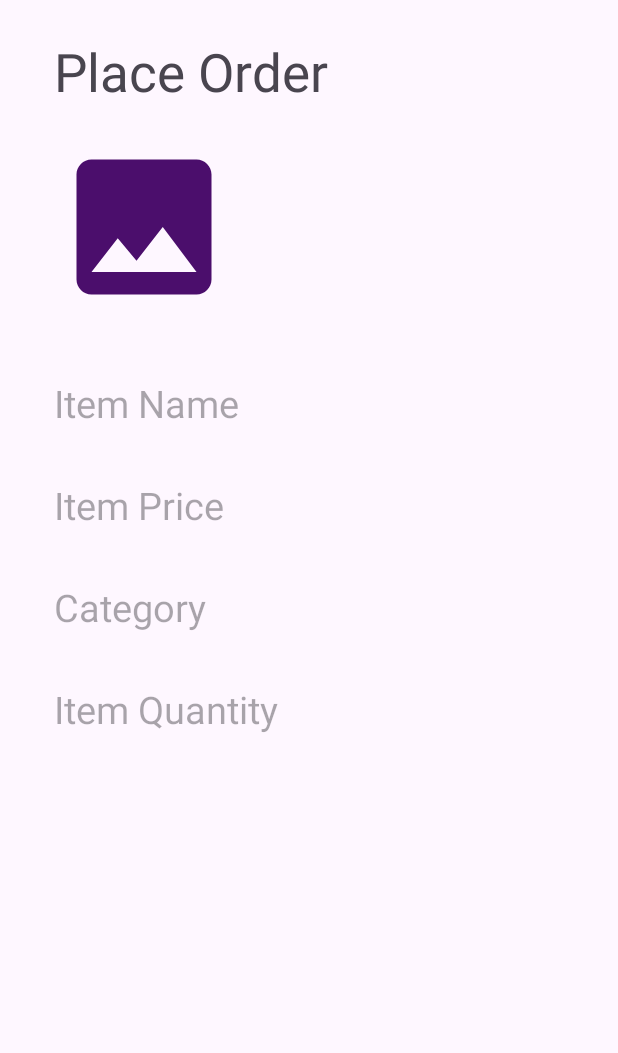
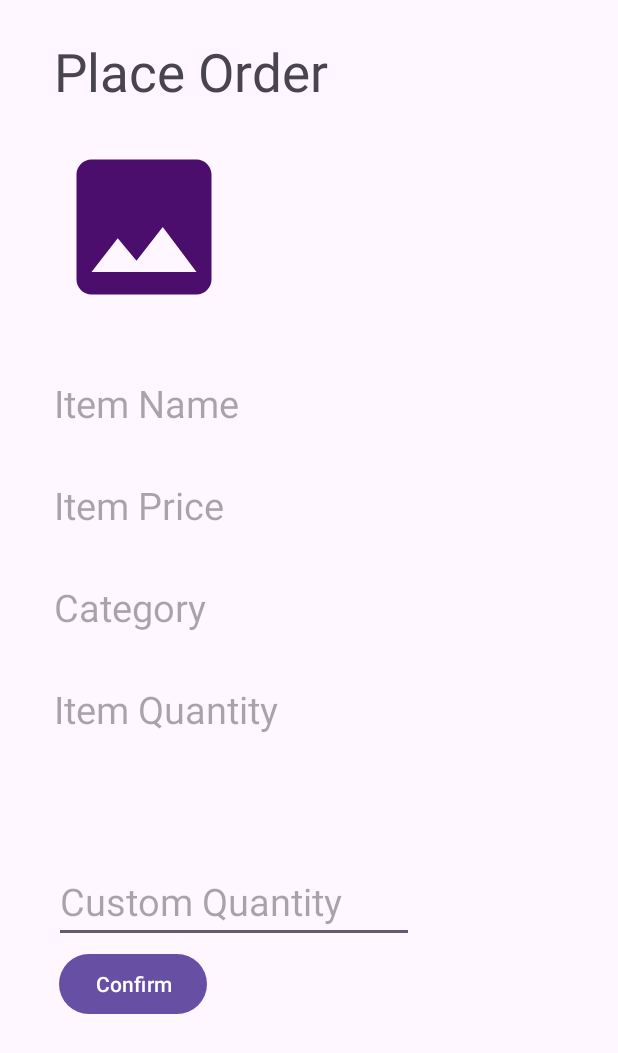
Before and after one commit to Fr4nzy/SariSariStore-CNN, an Android app: the layout activity_place_order.xml on its own in the app's theme, with its tools: preview values and no code run, on a phone screen of 412 x 824 dp. Shown: the top 1053 px of the screen. Run offline under Robolectric (Android 15) with nearby library versions, the phone set to English and light mode, and no system bars.

Commit message:
Removed the Checkbox process, undergoing the implementation of customized amounts of items to be added in the cart.

```diff
--- a/app/src/main/java/org/lu/sarisaristorepos/DeleteProducts.java
+++ b/app/src/main/java/org/lu/sarisaristorepos/DeleteProducts.java
@@ -42,7 +42,7 @@ public class DeleteProducts extends AppCompatActivity implements ProductAdapter.
         recyclerView.setLayoutManager(new GridLayoutManager(this, 2)); // 2 columns
 
         productList = new ArrayList<>();
-        productAdapter = new ProductAdapter(productList, this); // Pass 'this' to indicate the current activity implements the interface
+        productAdapter = new ProductAdapter(productList, this);
         recyclerView.setAdapter(productAdapter);
 
         db = FirebaseFirestore.getInstance();
@@ -61,8 +61,9 @@ public class DeleteProducts extends AppCompatActivity implements ProductAdapter.
                         String imageURL = documentChange.getDocument().getString("imageURL");
                         String stocks = documentChange.getDocument().getString("stocks");
                         String category = documentChange.getDocument().getString("category");
+                        String quantity = documentChange.getDocument().getString("quantity");
 
-                        productList.add(new Product(id, name, price, imageURL, stocks, category));
+                        productList.add(new Product(id, name, price, imageURL, stocks, category,quantity));
                     }
 
                     productAdapter.notifyDataSetChanged();
--- a/app/src/main/res/layout/activity_place_order.xml
+++ b/app/src/main/res/layout/activity_place_order.xml
@@ -75,4 +75,27 @@
         app:layout_constraintStart_toStartOf="parent"
         app:layout_constraintTop_toBottomOf="@+id/productPrice" />
 
+    <EditText
+        android:id="@+id/customQuantityEditText"
+        android:layout_width="240dp"
+        android:layout_height="wrap_content"
+        android:layout_marginStart="36dp"
+        android:layout_marginTop="62dp"
+        android:ems="10"
+        android:hint="Custom Quantity"
+        android:inputType="number"
+        android:textSize="25sp"
+        app:layout_constraintStart_toStartOf="parent"
+        app:layout_constraintTop_toBottomOf="@+id/productQuantity" />
+
+    <Button
+        android:id="@+id/quantityConfirmed"
+        android:layout_width="wrap_content"
+        android:layout_height="wrap_content"
+        android:layout_marginStart="39dp"
+        android:layout_marginTop="3dp"
+        android:text="Confirm"
+        app:layout_constraintStart_toStartOf="parent"
+        app:layout_constraintTop_toBottomOf="@+id/customQuantityEditText" />
+
 </androidx.constraintlayout.widget.ConstraintLayout>
```
Also changed, not shown: app/src/main/java/org/lu/sarisaristorepos/BrowseProducts.java (+47 -2 lines), app/src/main/java/org/lu/sarisaristorepos/CartActivity.java (+12 -0 lines), app/src/main/java/org/lu/sarisaristorepos/PlaceOrderActivity.java (+30 -0 lines), app/src/main/java/org/lu/sarisaristorepos/Product.java (+9 -4 lines), app/src/main/java/org/lu/sarisaristorepos/ProductAdapter.java (+13 -14 lines), app/src/main/res/layout/product_card.xml (+0 -10 lines).
